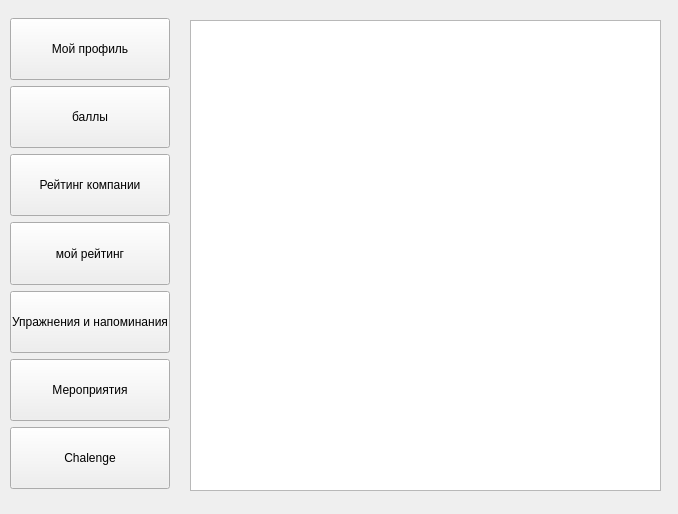
Before: the Qt Designer form new_company.ui in maxijer/Zozh, drawn with Qt 5.
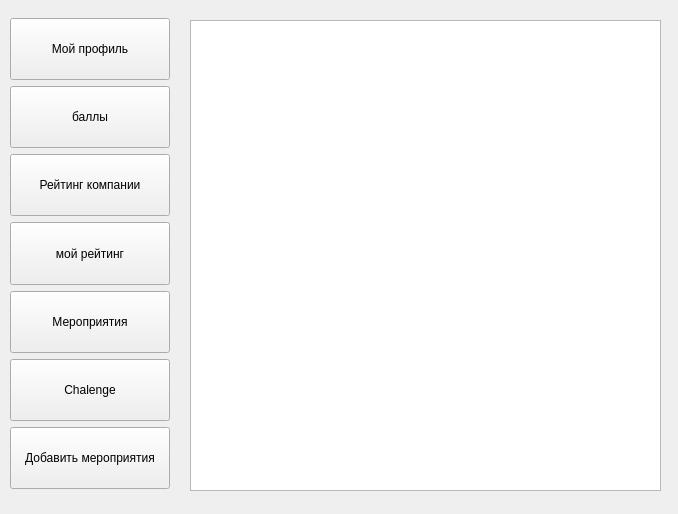
After: the same form once the commit is applied.

Diff of the .ui file:
```diff
--- a/new_company.ui
+++ b/new_company.ui
@@ -85,19 +85,6 @@
       </property>
      </widget>
     </item>
-    <item>
-     <widget class="QPushButton" name="pushButton_5">
-      <property name="sizePolicy">
-       <sizepolicy hsizetype="Minimum" vsizetype="Expanding">
-        <horstretch>0</horstretch>
-        <verstretch>0</verstretch>
-       </sizepolicy>
-      </property>
-      <property name="text">
-       <string>Упражнения и напоминания</string>
-      </property>
-     </widget>
-    </item>
     <item>
      <widget class="QPushButton" name="evention">
       <property name="sizePolicy">
@@ -124,6 +111,19 @@
       </property>
      </widget>
     </item>
+    <item>
+     <widget class="QPushButton" name="add_ev">
+      <property name="sizePolicy">
+       <sizepolicy hsizetype="Minimum" vsizetype="Expanding">
+        <horstretch>0</horstretch>
+        <verstretch>0</verstretch>
+       </sizepolicy>
+      </property>
+      <property name="text">
+       <string>Добавить мероприятия</string>
+      </property>
+     </widget>
+    </item>
    </layout>
   </widget>
  </widget>
```
